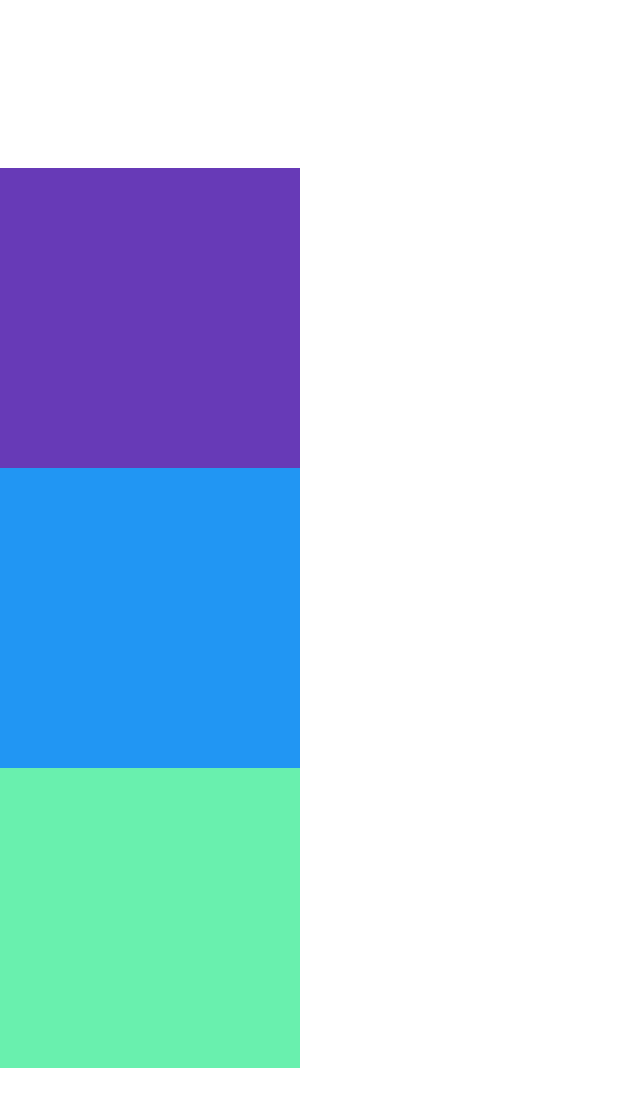
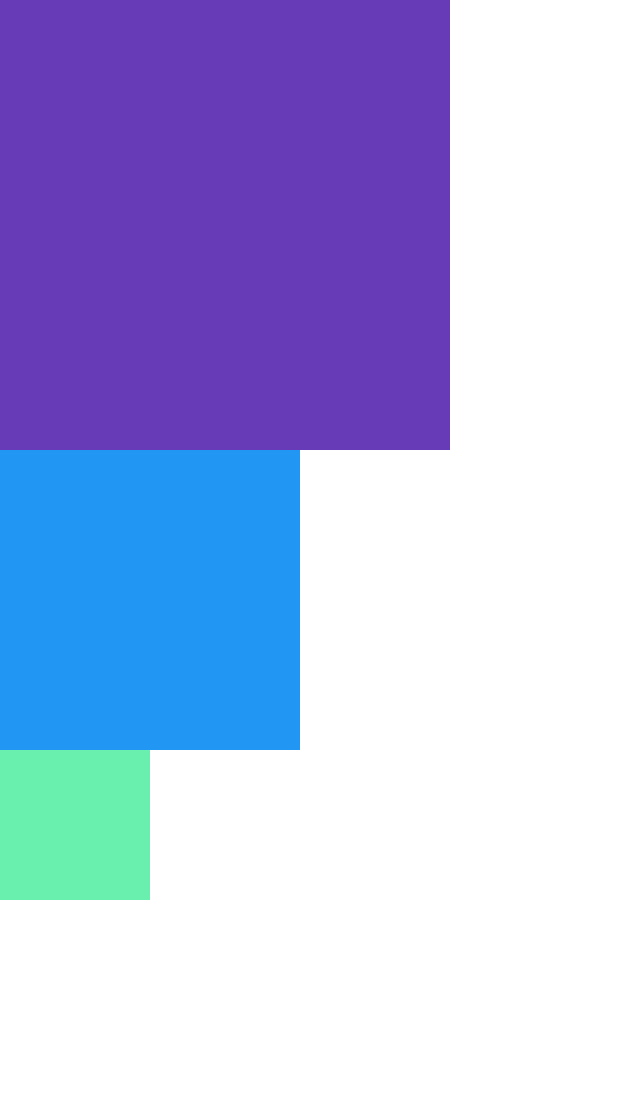
Before and after one commit to Ryuuutaaa/flutter-fundamentals, a Flutter app: the screen it shows after launch, on a phone screen of 412 x 824 dp. Shown: the top 1107 px of the screen. Run offline on Flutter 3.47's test engine with Material 3 defaults, Android fonts, the phone set to English and light mode, and no system bars.

Commit message:
feat : adjust container sizes and alignment in main app layout

```diff
--- a/lib/main.dart
+++ b/lib/main.dart
@@ -14,11 +14,11 @@ class MyApp extends StatelessWidget {
       home: Scaffold(
         backgroundColor: Colors.white,
         body: Column(
-          mainAxisAlignment: MainAxisAlignment.center,
+          crossAxisAlignment: CrossAxisAlignment.start,
           children: [
             Container(
-              width: 200,
-              height: 200,
+              width: 300,
+              height: 300,
               color: Colors.deepPurple,
             ),
             Container(
@@ -27,8 +27,8 @@ class MyApp extends StatelessWidget {
               color: Colors.blue,
             ),
             Container(
-              width: 200,
-              height: 200,
+              width: 100,
+              height: 100,
               color: Colors.greenAccent,
             )
           ],
```
